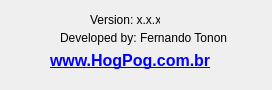
fernandotonon/QtMeshEditor, file ui_files/about.ui: the form before one commit.
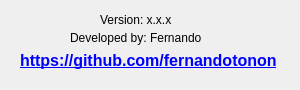
The form after the commit. Icons and pictures are not drawn.

Commit message: fixed window name and added link color to dark theme

Patch:
```diff
--- a/ui_files/about.ui
+++ b/ui_files/about.ui
@@ -6,7 +6,7 @@
    <rect>
     <x>0</x>
     <y>0</y>
-    <width>272</width>
+    <width>300</width>
     <height>90</height>
    </rect>
   </property>
@@ -18,13 +18,13 @@
   </property>
   <property name="minimumSize">
    <size>
-    <width>272</width>
+    <width>300</width>
     <height>90</height>
    </size>
   </property>
   <property name="maximumSize">
    <size>
-    <width>272</width>
+    <width>300</width>
     <height>90</height>
    </size>
   </property>
@@ -38,34 +38,33 @@
   <widget class="QLabel" name="label">
    <property name="geometry">
     <rect>
-     <x>60</x>
+     <x>70</x>
      <y>30</y>
      <width>171</width>
      <height>16</height>
     </rect>
    </property>
    <property name="text">
-    <string>Developed by: Fernando Tonon</string>
+    <string>Developed by: Fernando</string>
    </property>
   </widget>
   <widget class="QLabel" name="label_2">
    <property name="geometry">
     <rect>
-     <x>50</x>
+     <x>20</x>
      <y>50</y>
-     <width>171</width>
+     <width>271</width>
      <height>21</height>
     </rect>
    </property>
    <property name="font">
     <font>
      <pointsize>12</pointsize>
-     <weight>75</weight>
      <bold>true</bold>
     </font>
    </property>
    <property name="text">
-    <string>&lt;a href=&quot;http://www.hogpog.com.br&quot;&gt;www.HogPog.com.br&lt;/a&gt;</string>
+    <string>&lt;html&gt;&lt;head/&gt;&lt;body&gt;&lt;p&gt;&lt;a href=&quot;https://github.com/fernandotonon&quot;&gt;&lt;span style=&quot; text-decoration: underline; &quot;&gt;https://github.com/fernandotonon&lt;/span&gt;&lt;/a&gt;&lt;/p&gt;&lt;/body&gt;&lt;/html&gt;</string>
    </property>
    <property name="openExternalLinks">
     <bool>true</bool>
@@ -74,9 +73,9 @@
   <widget class="QLabel" name="versionText">
    <property name="geometry">
     <rect>
-     <x>90</x>
+     <x>100</x>
      <y>10</y>
-     <width>70</width>
+     <width>101</width>
      <height>20</height>
     </rect>
    </property>
```
Left out of the diff: 4 changed lines with no effect on the pictures. The commit also changes 3 other files.
